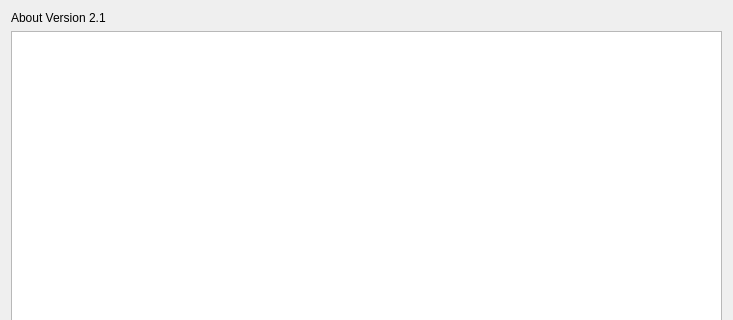
NHERI-SimCenter/PileGroupTool, file utilWindows/dialogabout.ui: the form before one commit; both pictures show x 0 to 733 and y 0 to 320 of the 733 by 492 pixel window.
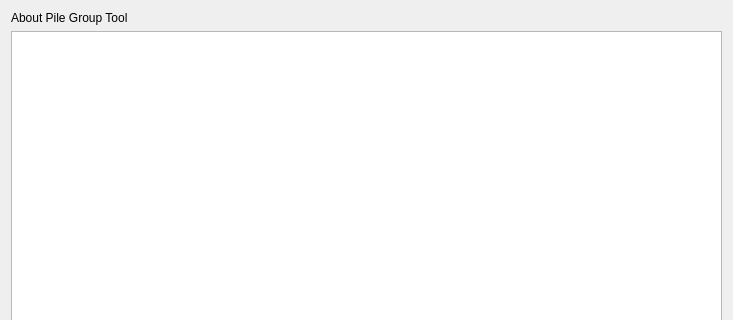
The form after the commit. Icons and pictures are not drawn.

```diff
--- a/utilWindows/dialogabout.ui
+++ b/utilWindows/dialogabout.ui
@@ -85,7 +85,10 @@
       </sizepolicy>
      </property>
      <property name="text">
-      <string>About Version 2.1</string>
+      <string>About Pile Group Tool</string>
+     </property>
+     <property name="alignment">
+      <set>Qt::AlignBottom|Qt::AlignLeading|Qt::AlignLeft</set>
      </property>
     </widget>
    </item>
```
